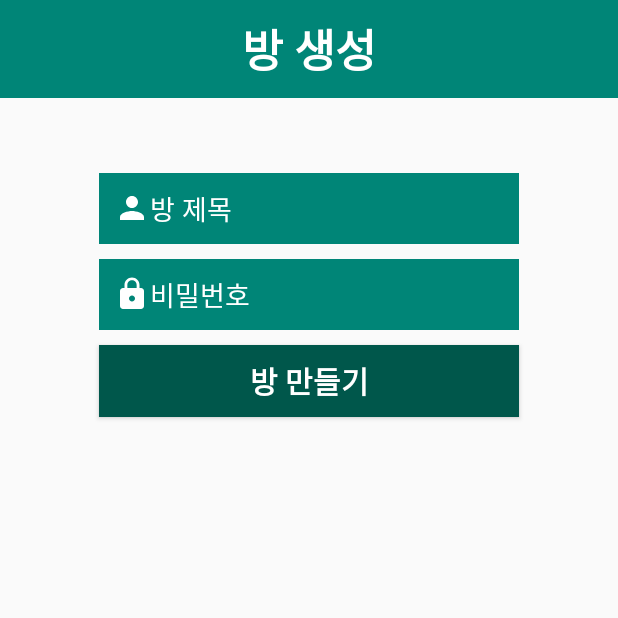
After one commit to NAMSOO-KIM/Anabada3, an Android app: the RoomRegisterActivity screen opened directly, with no data from a screen before it, on a phone screen of 412 x 824 dp, the top half of it. The commit adds this screen. Run offline under Robolectric (Android 15) with nearby library versions, the phone set to English and light mode, and no system bars.

Commit message:
roomregister.xml

```diff
--- a/app/build.gradle
+++ b/app/build.gradle
@@ -24,6 +24,7 @@ dependencies {
     implementation 'androidx.appcompat:appcompat:1.0.2'
     implementation 'androidx.constraintlayout:constraintlayout:1.1.3'
     implementation 'androidx.legacy:legacy-support-v4:1.0.0'
+    implementation 'com.google.android.material:material:1.0.0'
     testImplementation 'junit:junit:4.12'
     androidTestImplementation 'androidx.test:runner:1.2.0'
     androidTestImplementation 'androidx.test.espresso:espresso-core:3.2.0'
--- /dev/null
+++ b/app/src/main/java/com/example/anabada/RoomRegisterActivity.java
@@ -0,0 +1,14 @@
+package com.example.anabada;
+
+import androidx.appcompat.app.AppCompatActivity;
+
+import android.os.Bundle;
+
+public class RoomRegisterActivity extends AppCompatActivity {
+
+    @Override
+    protected void onCreate(Bundle savedInstanceState) {
+        super.onCreate(savedInstanceState);
+        setContentView(R.layout.activity_room_register);
+    }
+}
--- /dev/null
+++ b/app/src/main/res/layout/activity_room_register.xml
@@ -0,0 +1,84 @@
+<?xml version="1.0" encoding="utf-8"?>
+<RelativeLayout xmlns:android="http://schemas.android.com/apk/res/android"
+    xmlns:app="http://schemas.android.com/apk/res-auto"
+    xmlns:tools="http://schemas.android.com/tools"
+    android:orientation="vertical"
+    android:layout_width="match_parent"
+    android:layout_height="match_parent"
+    tools:context=".RoomRegisterActivity"
+    >
+    <LinearLayout
+    android:layout_width="match_parent"
+    android:layout_height="match_parent"
+    android:orientation="vertical">
+    <LinearLayout
+        android:layout_width="match_parent"
+        android:layout_height="wrap_content"
+        android:orientation="vertical"
+        android:background="@color/colorPrimary">
+
+        <TextView
+            android:layout_width="wrap_content"
+            android:layout_height="wrap_content"
+            android:layout_gravity="center"
+            android:text ="방 생성"
+            android:textColor="#ffffff"
+            android:textSize="30dp"
+            android:textStyle="bold"
+            android:layout_marginTop="10dp"
+            android:layout_marginBottom="10dp"/>
+    </LinearLayout>
+    <LinearLayout
+        android:layout_width="match_parent"
+        android:layout_height="match_parent"
+        android:orientation="vertical">
+
+        <EditText
+            android:layout_width="280dp"
+            android:layout_height="wrap_content"
+            android:hint="방 제목"
+            android:layout_gravity="center"
+            android:padding="10dp"
+            android:textColor="#ffffff"
+            android:textColorHint="#ffffff"
+            android:id="@+id/idText"
+            android:drawableStart="@drawable/ic_person_black_24dp"
+            android:drawableLeft="@drawable/ic_person_black_24dp"
+            android:layout_marginTop="50dp"
+            android:background="@color/colorPrimary"
+            />
+        <EditText
+            android:inputType="text"
+            android:layout_width="280dp"
+            android:layout_height="wrap_content"
+            android:hint="비밀번호"
+            android:layout_gravity="center"
+            android:padding="10dp"
+            android:textColor="#ffffff"
+            android:textColorHint="#ffffff"
+            android:id="@+id/passwordText"
+            android:drawableStart="@drawable/ic_https_black_24dp"
+            android:drawableLeft="@drawable/ic_https_black_24dp"
+            android:layout_marginTop="10dp"
+            android:background="@color/colorPrimary"
+            />
+
+
+
+
+        <Button
+            android:layout_width="280dp"
+            android:layout_height="wrap_content"
+            android:textSize="20dp"
+            android:textStyle="bold"
+            android:textColor="#ffffff"
+            android:background="@color/colorPrimaryDark"
+            android:text="방 만들기"
+            android:layout_marginTop="10dp"
+            android:layout_gravity="center"
+            android:id="@+id/registerButton"/>
+
+    </LinearLayout>
+</LinearLayout>
+
+</RelativeLayout>
--- /dev/null
+++ b/app/src/main/res/values/dimens.xml
@@ -0,0 +1,3 @@
+<resources>
+    <dimen name="fab_margin">16dp</dimen>
+</resources>
--- a/app/src/main/res/values/strings.xml
+++ b/app/src/main/res/values/strings.xml
@@ -4,4 +4,5 @@
     <!-- TODO: Remove or change this placeholder text -->
     <string name="hello_blank_fragment">Hello blank fragment</string>
     <string name="kakao_app_key">b61b762e814c42a43b2656ca8ec75fad</string>
+    <string name="title_activity_room_register">RoomRegisterActivity</string>
 </resources>
```
Also changed, not shown: app/src/main/AndroidManifest.xml (+15 -11 lines), app/src/main/java/com/example/anabada/RoomFragment.java (+20 -0 lines), app/src/main/res/layout/activity_login.xml (+26 -25 lines), app/src/main/res/layout/fragment_room.xml (+34 -8 lines), app/src/main/res/values/styles.xml (+10 -0 lines), app/src/main/res/drawable/hi.png (added).
